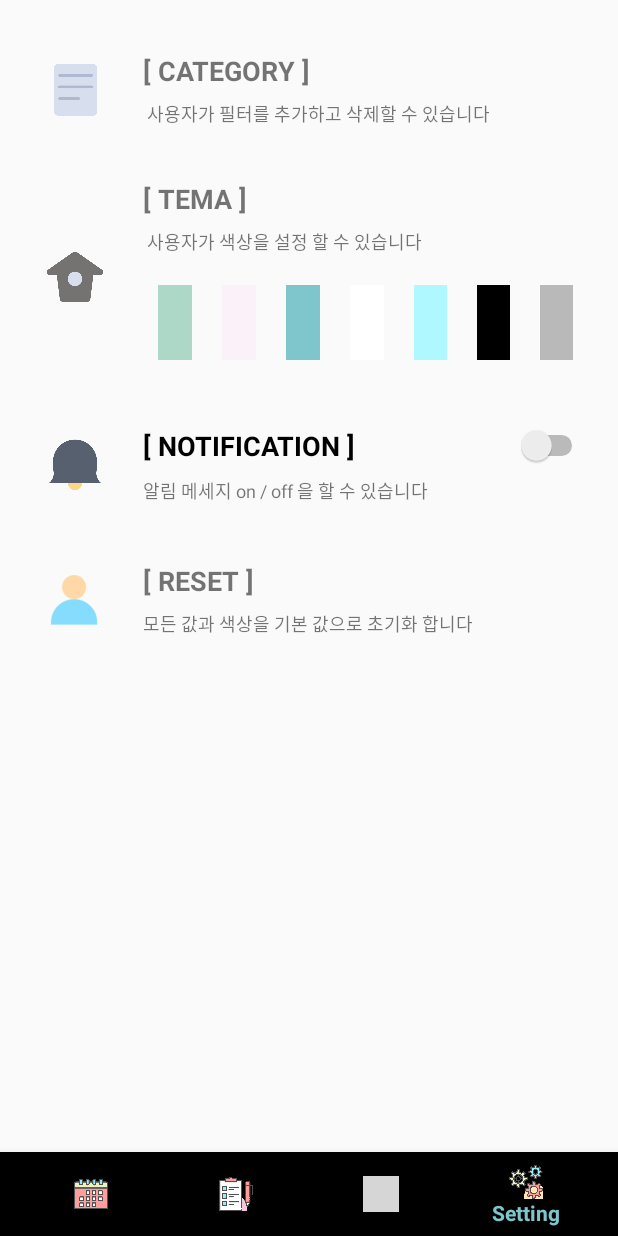
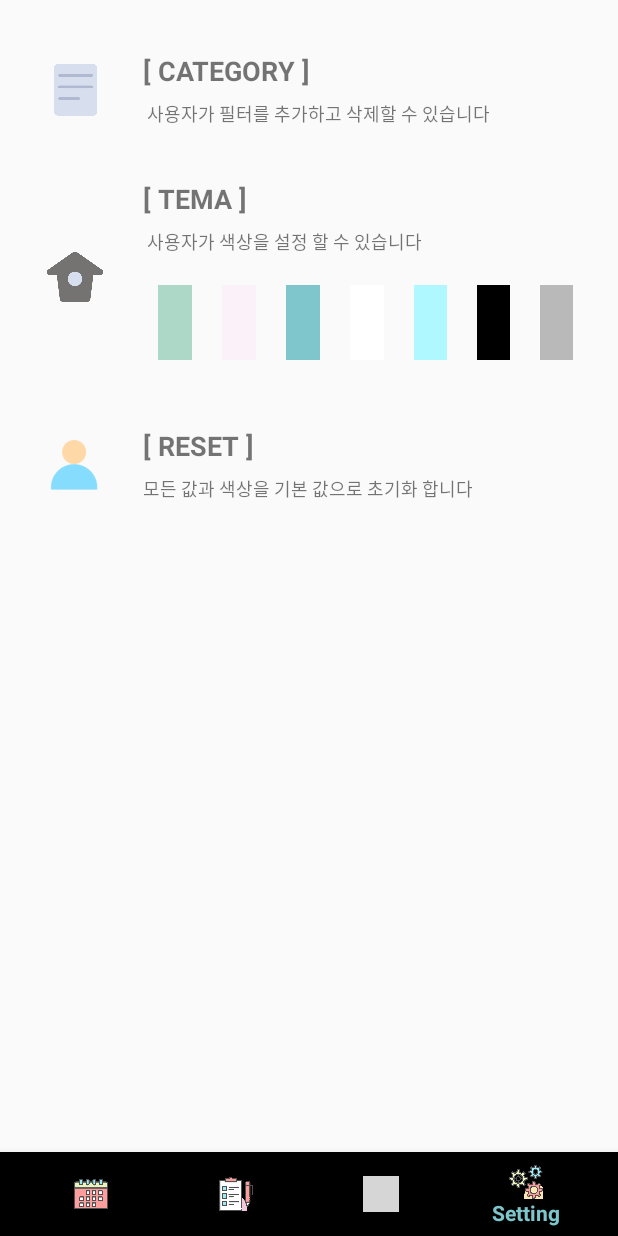
Before and after one commit to xim3739/HouseHolderProject, an Android app: the screen it shows after launch (MainActivity), item 4 of the bottom bar chosen, on a phone screen of 412 x 824 dp. Run offline under Robolectric (Android 15) with nearby library versions, the light colour scheme and no system bars; libraries missing offline, so code that uses them is left out: com.github.mikephil.charting; grey boxes are pictures that could not be loaded.

Commit message:
DataBase singleton release And Notification Check Delete

```diff
--- a/app/src/main/java/com/example/householderproject/adapter/CalendarListAdapter.java
+++ b/app/src/main/java/com/example/householderproject/adapter/CalendarListAdapter.java
@@ -91,6 +91,7 @@ public class CalendarListAdapter extends BaseAdapter {
 
             }
         });
+
         convertView.setOnLongClickListener(new View.OnLongClickListener() {
             @Override
             public boolean onLongClick(View v) {
--- a/app/src/main/java/com/example/householderproject/adapter/MonthAdapter.java
+++ b/app/src/main/java/com/example/householderproject/adapter/MonthAdapter.java
@@ -97,7 +97,7 @@ public class MonthAdapter extends BaseAdapter {
 
             String date = curYear + "" + (curMonth + 1) + "" + items[position].getDayValue();
 
-            DBHelper myDBHelper = DBHelper.getInstance(parent.getContext());
+            DBHelper myDBHelper = new DBHelper(parent.getContext());
             //쿼리문 실행
             SQLiteDatabase sqlDB = myDBHelper.getReadableDatabase();
             Cursor cursor;
--- a/app/src/main/java/com/example/householderproject/fragment/Fragment1.java
+++ b/app/src/main/java/com/example/householderproject/fragment/Fragment1.java
@@ -125,7 +125,7 @@ public class Fragment1 extends Fragment implements View.OnClickListener, Adapter
     //그리드뷰 클릭시 처리하는 함수
     public static void gridViewClickEvent(View view, int position) {
         MonthItem curItem = (MonthItem) monthAdapter.getItem(position);
-        String currentDate = String.valueOf(monthAdapter.curYear) + (monthAdapter.curMonth + 1);
+        String currentDate = String.valueOf(monthAdapter.curYear) + (monthAdapter.curMonth + 1) + "" +monthAdapter.items[position].getDayValue();
         //어뎁터에 있는 위치의 값을 가져와 현재 위치에 넣어준다
         monthAdapter.setSelectedPosition(position);
         monthAdapter.notifyDataSetChanged();
@@ -201,20 +201,20 @@ public class Fragment1 extends Fragment implements View.OnClickListener, Adapter
 
                             DBHelper.insertIncomeData(view.getContext(), currentDate, editTextCredit.getText().toString(),
                                     radioButtonPlus.getText().toString(), spinnerFilter.getSelectedItem().toString(), editTextLocation.getText().toString());
+                            calendarList = DBHelper.selectDateFromDatabase(calendarList, view.getContext(), currentDate);
 
                         } else if (radioButtonMinus.isChecked() && !(spinnerFilter.getSelectedItem().toString().equals("필터를 설정해 주세요")) &&
                                 !(editTextCredit.getText().toString().equals(""))) {
 
                             DBHelper.insertSpentData(view.getContext(), currentDate, editTextCredit.getText().toString(),
                                     radioButtonMinus.getText().toString(), spinnerFilter.getSelectedItem().toString(), editTextLocation.getText().toString());
+                            calendarList = DBHelper.selectDateFromDatabase(calendarList, view.getContext(), currentDate);
 
                         } else {
 
                             Toast.makeText(getContext(), "선택하지 않은 항목이 있습니다", Toast.LENGTH_LONG).show();
 
                         }
-
-                        calendarList = DBHelper.selectDateFromDatabase(calendarList, view.getContext(), currentDate);
 
                         calendarListAdapter.notifyDataSetChanged();
 
--- a/app/src/main/java/com/example/householderproject/fragment/Fragment4.java
+++ b/app/src/main/java/com/example/householderproject/fragment/Fragment4.java
@@ -28,12 +28,10 @@ import android.widget.EditText;
 import android.widget.ImageButton;
 import android.widget.LinearLayout;
 import android.widget.Spinner;
-import android.widget.Switch;
 
 import androidx.annotation.NonNull;
 import androidx.annotation.Nullable;
 import androidx.appcompat.app.AlertDialog;
-import androidx.core.app.NotificationManagerCompat;
 import androidx.core.content.ContextCompat;
 import androidx.fragment.app.Fragment;
 
@@ -41,16 +39,12 @@ import com.example.householderproject.R;
 import com.example.householderproject.model.FlowLayout;
 
 import java.util.ArrayList;
-import java.util.List;
-import com.example.householderproject.receiver.SmsReceiver;
-import com.example.householderproject.util.DBHelper;
 
 public class Fragment4 extends Fragment implements View.OnClickListener {
     private View view;
-    private LinearLayout line1, line2, line3, line4;
+    private LinearLayout line1, line4;
     private ArrayList<String> list = new ArrayList<>();
     private ImageButton customDenseGreen, customPink, customGreen, customWhite, customBrightGreen, customDark, customGray;
-    private Switch switchOnOff;
     public static boolean settingFlag = false;
 
     @Nullable
@@ -70,7 +64,6 @@ public class Fragment4 extends Fragment implements View.OnClickListener {
         customBrightGreen = view.findViewById(R.id.customBrightGreen);
         customDark = view.findViewById(R.id.customDark);
         customGray = view.findViewById(R.id.customGray);
-        switchOnOff = view.findViewById(R.id.switchOnOff);
 
         line1.setOnClickListener(new View.OnClickListener() {
             @Override
@@ -234,57 +227,4 @@ public class Fragment4 extends Fragment implements View.OnClickListener {
         }
     }
 
-  /*  //앱이 종료되어도 값을 저장할 부분
-    @Override
-    public void onResume() {
-        super.onResume();
-        //switch버튼, notification 알림 끄기
-        switchOnOff.setOnCheckedChangeListener(new CompoundButton.OnCheckedChangeListener() {
-            @Override
-            public void onCheckedChanged(CompoundButton buttonView, boolean isChecked) {
-                // The toggle is enabled -> work
-                if (isChecked) {
-                    settingFlag = true;
-                    SharedPreferences sharedPreferences = getActivity().getSharedPreferences("pref", Context.MODE_PRIVATE);
-                    SharedPreferences.Editor editor = sharedPreferences.edit();
-                    editor.putBoolean("checked", true);
-                    editor.commit();
-                } else {// The toggle is disabled -> stop
-                    settingFlag = false;
-                    SharedPreferences sharedPreferences = getActivity().getSharedPreferences("pref", Context.MODE_PRIVATE);
-                    SharedPreferences.Editor editor = sharedPreferences.edit();
-                    editor.putBoolean("checked", false);
-                    editor.commit();
-                }
-            }
-        });
-
-    }
-//그 저장한 부분을 부르는 곳
-    @Override
-    public void onStart() {
-        super.onStart();
-        SharedPreferences sharedPreferences = this.getActivity().getSharedPreferences("pref", Context.MODE_PRIVATE);
-        Boolean checked = sharedPreferences.getBoolean("checked", true);
-
-        if(checked){
-            settingFlag = true;
-        }else{
-            settingFlag = false;
-        }
-    }
-
-//값을 저장
-    @Override
-    public void onDestroy() {
-        super.onDestroy();
-        SharedPreferences sharedPreferences = this.getActivity().getSharedPreferences("pref", Context.MODE_PRIVATE);
-        Boolean checked = sharedPreferences.getBoolean("checked", true);
-
-        if(checked){
-            settingFlag = true;
-        }else{
-            settingFlag = false;
-        }
-    }*/
 }
--- a/app/src/main/res/layout/activity_setting.xml
+++ b/app/src/main/res/layout/activity_setting.xml
@@ -174,49 +174,6 @@
     </LinearLayout>
 
     <LinearLayout
-        android:layout_width="match_parent"
-        android:layout_height="wrap_content"
-        android:layout_marginTop="10dp"
-        android:gravity="center"
-        android:orientation="horizontal"
-        android:padding="10dp">
-
-        <ImageView
-            android:layout_width="60dp"
-            android:layout_height="60dp"
-            android:padding="5dp"
-            android:scaleType="fitCenter"
-            android:src="@drawable/bell" />
-
-        <LinearLayout
-            android:layout_width="wrap_content"
-            android:layout_height="wrap_content"
-            android:layout_marginLeft="15dp"
-            android:layout_weight="1"
-            android:orientation="vertical">
-
-            <Switch
-                android:id="@+id/switchOnOff"
-                android:layout_width="match_parent"
-                android:layout_height="wrap_content"
-                android:layout_weight="1"
-                android:gravity="center|left"
-                android:text="[ NOTIFICATION ]"
-                android:textSize="18sp"
-                android:textStyle="bold" />
-
-            <TextView
-                android:layout_width="wrap_content"
-                android:layout_height="wrap_content"
-                android:layout_marginTop="7sp"
-                android:layout_weight="1"
-                android:gravity="center|left"
-                android:text="알림 메세지 on / off 을 할 수 있습니다"
-                android:textSize="12sp" />
-        </LinearLayout>
-    </LinearLayout>
-
-    <LinearLayout
         android:id="@+id/line4"
         android:layout_width="match_parent"
         android:layout_height="wrap_content"
```
Also changed, not shown: app/src/main/java/com/example/householderproject/util/DBHelper.java (+70 -68 lines).
